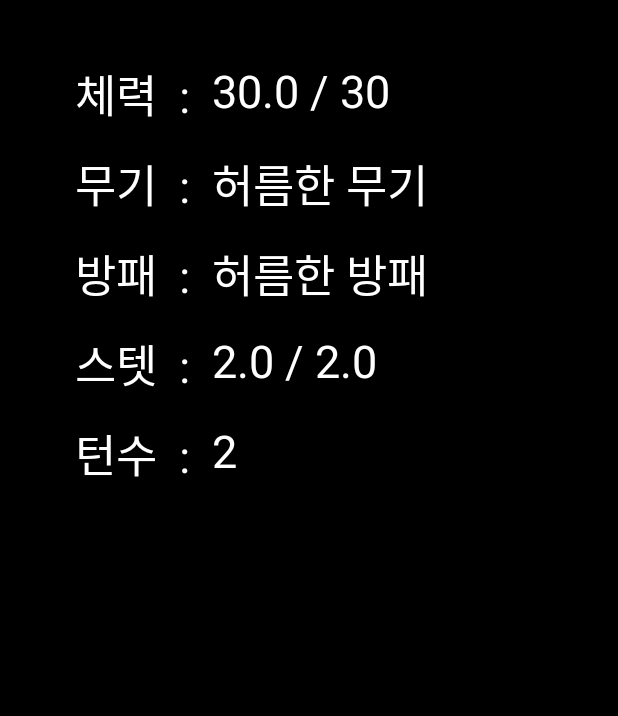
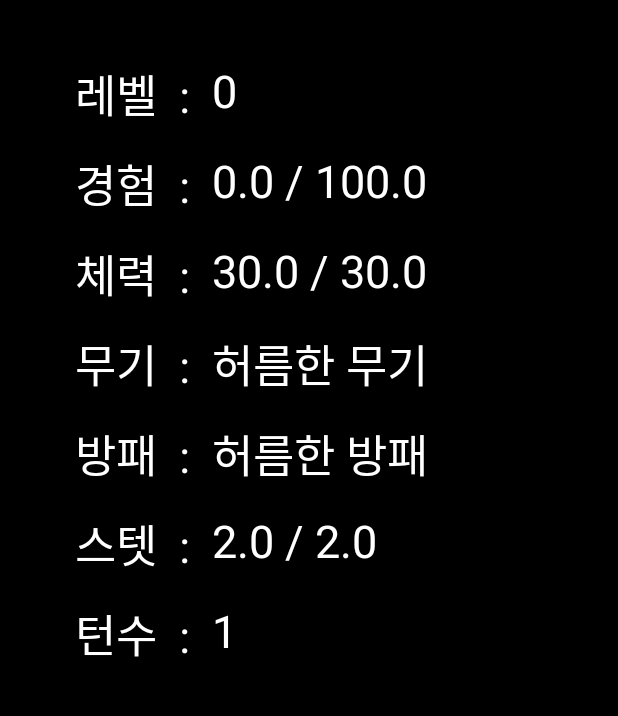
Before and after one commit to JaeRyoungKa/CS496_PROJECT4_NEOBJUKGO, an Android app: the ActivityStatus screen opened directly, with no data from a screen before it, on a phone screen of 412 x 824 dp, the part 84-800 px from its top. Run offline under Robolectric (Android 15) with nearby library versions, the phone set to English and light mode, and no system bars.

Commit message:
1. 레벨 시스템 추가 - 운빨 좆망겜에서 벗어나기위한 발악 - 최대 체력 증가, 공격력 방어력 증가 - 체력 회복력 증가

```diff
--- a/app/src/main/java/com/example/q/neobjukgo/ActivityStatus.java
+++ b/app/src/main/java/com/example/q/neobjukgo/ActivityStatus.java
@@ -10,12 +10,19 @@ public class ActivityStatus extends AppCompatActivity {
     protected void onCreate(Bundle savedInstanceState) {
         super.onCreate(savedInstanceState);
         setContentView(R.layout.activity_activity_status);
+        TextView Level = (TextView) findViewById(R.id.Level);
+        TextView Exp = (TextView) findViewById(R.id.Exp);
         TextView HP = (TextView) findViewById(R.id.HP);
         TextView Weapon = (TextView) findViewById(R.id.Weapon);
         TextView Armor = (TextView) findViewById(R.id.Armor);
         TextView Stat = (TextView) findViewById(R.id.stat);
         TextView Turn = (TextView) findViewById(R.id.turnnum);
-        HP.setText((int) (ManagerGame.getInstance().getPlayer().getHP()*10)/10.0+" / 30");
+        Level.setText(Integer.toString(ManagerGame.getInstance().getPlayer().getLevel()));
+        double exp = (int)(10*ManagerGame.getInstance().getPlayer().getExp())/10.0;
+        double goal = (int)(10*ManagerGame.getInstance().getPlayer().getExpGoal())/10.0;
+        double percent = (int)(100*exp/goal)/100.0;
+        Exp.setText(Double.toString(exp) + " / " + Double.toString(goal));
+        HP.setText((int) (ManagerGame.getInstance().getPlayer().getHP()*10)/10.0+" / " + ManagerGame.getInstance().getPlayer().getMaxHealth());
         if (ManagerGame.getInstance().getPlayer().getItemWeapon() != null)
             Weapon.setText(ManagerGame.getInstance().getPlayer().getItemWeapon().toString());
         else
--- a/app/src/main/java/com/example/q/neobjukgo/StuffCreature.java
+++ b/app/src/main/java/com/example/q/neobjukgo/StuffCreature.java
@@ -23,6 +23,8 @@ public class StuffCreature extends Stuff {
 
     protected void onDeath() {}
 
+    protected  void onKill(StuffCreature target) {}
+
     public boolean isDead() {
         return health<=0;
     }
@@ -37,8 +39,15 @@ public class StuffCreature extends Stuff {
             double damage = (this.getAttack()/Math.sqrt(target.getArmor()+1));
             target.health -= damage;
             ManagerLogger.getInstance().log(this.toString()+"(이)가 " + target.toString() + " 에게 "+((int)(10*damage))/10.0+"의 피해를 입혔습니다.");
-            if (target.health <= 0) target.onDeath();
+            if (target.health <= 0) {
+                target.onDeath();
+                this.onKill(target);
+            }
         }
     }
 
+    public double getMaxHealth() {
+        return 0.0;
+    }
+
 }
--- a/app/src/main/java/com/example/q/neobjukgo/StuffCreatureMob.java
+++ b/app/src/main/java/com/example/q/neobjukgo/StuffCreatureMob.java
@@ -12,9 +12,11 @@ public class StuffCreatureMob extends StuffCreature {
     private double attack;
     private double armor;
     private int fortune;
+    private double maxhealth;
 
     public StuffCreatureMob(double health, double attack, double armor, String name, String prefix) {
         super(health);
+        this.maxhealth = health;
         this.attack = attack;
         this.armor = armor;
         this.name = name;
@@ -57,7 +59,7 @@ public class StuffCreatureMob extends StuffCreature {
                     ManagerLogger.getInstance().log(droppeditem.toString() + "이(가) 드롭되었습니다.");
                 }
             }
-            if (random.nextInt(8) == 0) {
+            if (random.nextInt(6) == 0) {
                 StuffItem droppeditem = new StuffItemPotion((int)(random.nextDouble()*30)+1);
                 getRoom().putStuff(droppeditem);
                 ManagerLogger.getInstance().log(droppeditem.toString() + "이(가) 드롭되었습니다.");
@@ -77,5 +79,8 @@ public class StuffCreatureMob extends StuffCreature {
             return name + " [" + attack + ", " + armor + "]";
     }
 
-
+    @Override
+    public double getMaxHealth() {
+        return maxhealth;
+    }
 }
--- a/app/src/main/java/com/example/q/neobjukgo/StuffCreaturePlayer.java
+++ b/app/src/main/java/com/example/q/neobjukgo/StuffCreaturePlayer.java
@@ -7,6 +7,9 @@ import java.util.ArrayList;
  */
 public class StuffCreaturePlayer extends StuffCreature {
 
+    private int level;
+    private double exp;
+
     protected ArrayList<StuffItem> inventory;
     protected StuffItemWeapon weapon = new StuffItemWeapon(2);
     protected StuffItemArmor armor = new StuffItemArmor(2);
@@ -14,17 +17,19 @@ public class StuffCreaturePlayer extends StuffCreature {
     public StuffCreaturePlayer (double health) {
         super(health);
         this.inventory = new ArrayList<>();
+        this.level = 0;
+        this.exp = 0;
     }
 
     @Override
     public double getAttack() {
-        if (weapon==null) return 0;
-        return weapon.rank;
+        if (weapon==null) return level;
+        return weapon.rank+level;
     }
     @Override
     public double getArmor() {
-        if (armor==null) return 0;
-        return armor.rank;
+        if (armor==null) return level;
+        return armor.rank+level;
     }
 
     public StuffItemArmor getItemArmor() {
@@ -121,11 +126,39 @@ public class StuffCreaturePlayer extends StuffCreature {
                 break;
             }
         }
-        heal(0.1);
+        heal(getMaxHealth()/300.0);
     }
 
     public void heal(double amount) {
         health+=amount;
-        health = Math.min(30,health);
+        health = Math.min(health,getMaxHealth());
     }
+
+    @Override
+    public double getMaxHealth() {
+        return (level+3)*10.0;
+    }
+
+    @Override
+    protected void onKill(StuffCreature target) {
+        exp+=(target.getAttack()+target.getArmor())*target.getMaxHealth();
+        while (exp > getExpGoal()) {
+            exp -= getExpGoal();
+            level+=1;
+            heal(10);
+        }
+    }
+
+    public int getLevel() {
+        return level;
+    }
+
+    public double getExp() {
+        return exp;
+    }
+
+    public double getExpGoal() {
+        return (level+2)*50;
+    }
+
 }
--- a/app/src/main/res/layout/activity_activity_status.xml
+++ b/app/src/main/res/layout/activity_activity_status.xml
@@ -7,8 +7,8 @@
     <TextView
         android:layout_width="wrap_content"
         android:layout_height="wrap_content"
-        android:text="체력  :  "
-        android:id="@+id/des_HP"
+        android:text="레벨  :  "
+        android:id="@+id/des_Level"
         android:textSize="30dp"
         android:textColor="#FFFFFFFF"
         android:layout_marginLeft="50dp"
@@ -17,11 +17,51 @@
     <TextView
         android:layout_width="wrap_content"
         android:layout_height="wrap_content"
+        android:text="0"
+        android:textSize="30dp"
+        android:textColor="#FFFFFFFF"
+        android:layout_toRightOf="@id/des_Level"
+        android:layout_marginTop="40dp"
+        android:id="@+id/Level"/>
+
+    <TextView
+        android:layout_width="wrap_content"
+        android:layout_height="wrap_content"
+        android:text="경험  :  "
+        android:id="@+id/des_Exp"
+        android:textSize="30dp"
+        android:textColor="#FFFFFFFF"
+        android:layout_marginLeft="50dp"
+        android:layout_marginTop="100dp" />
+
+    <TextView
+        android:layout_width="wrap_content"
+        android:layout_height="wrap_content"
+        android:text="0"
+        android:textSize="30dp"
+        android:textColor="#FFFFFFFF"
+        android:layout_toRightOf="@id/des_Exp"
+        android:layout_marginTop="100dp"
+        android:id="@+id/Exp"/>
+
+    <TextView
+        android:layout_width="wrap_content"
+        android:layout_height="wrap_content"
+        android:text="체력  :  "
+        android:id="@+id/des_HP"
+        android:textSize="30dp"
+        android:textColor="#FFFFFFFF"
+        android:layout_marginLeft="50dp"
+        android:layout_marginTop="160dp" />
+
+    <TextView
+        android:layout_width="wrap_content"
+        android:layout_height="wrap_content"
         android:text="00 / 30"
         android:textSize="30dp"
         android:textColor="#FFFFFFFF"
         android:layout_toRightOf="@id/des_HP"
-        android:layout_marginTop="40dp"
+        android:layout_marginTop="160dp"
         android:id="@+id/HP"/>
 
     <TextView
@@ -32,7 +72,7 @@
         android:textSize="30dp"
         android:textColor="#FFFFFFFF"
         android:layout_marginLeft="50dp"
-        android:layout_marginTop="100dp"
+        android:layout_marginTop="220dp"
          />
 
     <TextView
@@ -42,7 +82,7 @@
         android:textSize="30dp"
         android:textColor="#FFFFFFFF"
         android:layout_toRightOf="@id/des_Weapon"
-        android:layout_marginTop="100dp"
+        android:layout_marginTop="220dp"
         android:id="@+id/Weapon"/>
 
     <TextView
@@ -50,48 +90,6 @@
         android:layout_height="wrap_content"
         android:text="방패  :  "
         android:id="@+id/des_Armor"
-        android:textSize="30dp"
-        android:textColor="#FFFFFFFF"
-        android:layout_marginLeft="50dp"
-        android:layout_marginTop="160dp"
-         />
-
-    <TextView
-        android:layout_width="wrap_content"
-        android:layout_height="wrap_content"
-        android:text="로딩중"
-        android:textSize="30dp"
-        android:textColor="#FFFFFFFF"
-        android:layout_toRightOf="@id/des_Armor"
-        android:layout_marginTop="160dp"
-        android:id="@+id/Armor"/>
-
-    <TextView
-        android:layout_width="wrap_content"
-        android:layout_height="wrap_content"
-        android:text="스텟  :  "
-        android:id="@+id/des_stat"
-        android:textSize="30dp"
-        android:textColor="#FFFFFFFF"
-        android:layout_marginLeft="50dp"
-        android:layout_marginTop="220dp"
-         />
-
-    <TextView
-        android:layout_width="wrap_content"
-        android:layout_height="wrap_content"
-        android:text="00 / 00"
-        android:textSize="30dp"
-        android:textColor="#FFFFFFFF"
-        android:layout_toRightOf="@id/des_stat"
-        android:layout_marginTop="220dp"
-        android:id="@+id/stat"/>
-
-    <TextView
-        android:layout_width="wrap_content"
-        android:layout_height="wrap_content"
-        android:text="턴수  :  "
-        android:id="@+id/des_turnnum"
         android:textSize="30dp"
         android:textColor="#FFFFFFFF"
         android:layout_marginLeft="50dp"
@@ -104,7 +102,49 @@
         android:text="로딩중"
         android:textSize="30dp"
         android:textColor="#FFFFFFFF"
+        android:layout_toRightOf="@id/des_Armor"
+        android:layout_marginTop="280dp"
+        android:id="@+id/Armor"/>
+
+    <TextView
+        android:layout_width="wrap_content"
+        android:layout_height="wrap_content"
+        android:text="스텟  :  "
+        android:id="@+id/des_stat"
+        android:textSize="30dp"
+        android:textColor="#FFFFFFFF"
+        android:layout_marginLeft="50dp"
+        android:layout_marginTop="340dp"
+         />
+
+    <TextView
+        android:layout_width="wrap_content"
+        android:layout_height="wrap_content"
+        android:text="00 / 00"
+        android:textSize="30dp"
+        android:textColor="#FFFFFFFF"
+        android:layout_toRightOf="@id/des_stat"
+        android:layout_marginTop="340dp"
+        android:id="@+id/stat"/>
+
+    <TextView
+        android:layout_width="wrap_content"
+        android:layout_height="wrap_content"
+        android:text="턴수  :  "
+        android:id="@+id/des_turnnum"
+        android:textSize="30dp"
+        android:textColor="#FFFFFFFF"
+        android:layout_marginLeft="50dp"
+        android:layout_marginTop="400dp"
+         />
+
+    <TextView
+        android:layout_width="wrap_content"
+        android:layout_height="wrap_content"
+        android:text="로딩중"
+        android:textSize="30dp"
+        android:textColor="#FFFFFFFF"
         android:layout_toRightOf="@id/des_turnnum"
-        android:layout_marginTop="280dp"
+        android:layout_marginTop="400dp"
         android:id="@+id/turnnum" />
 </RelativeLayout>
```
